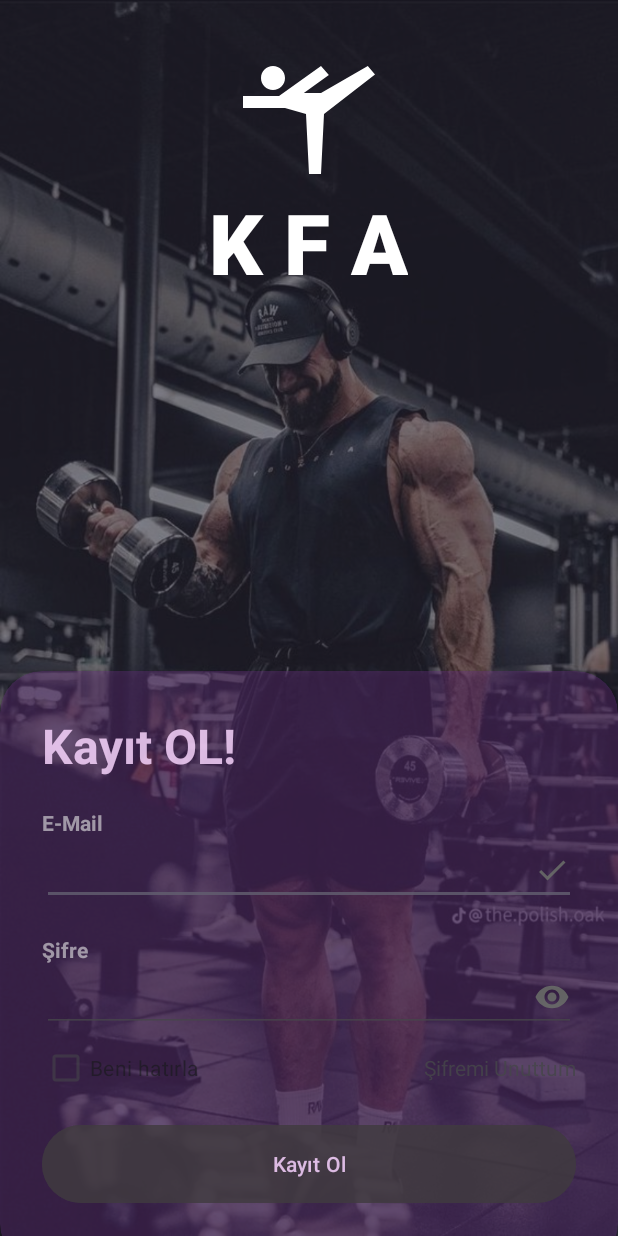
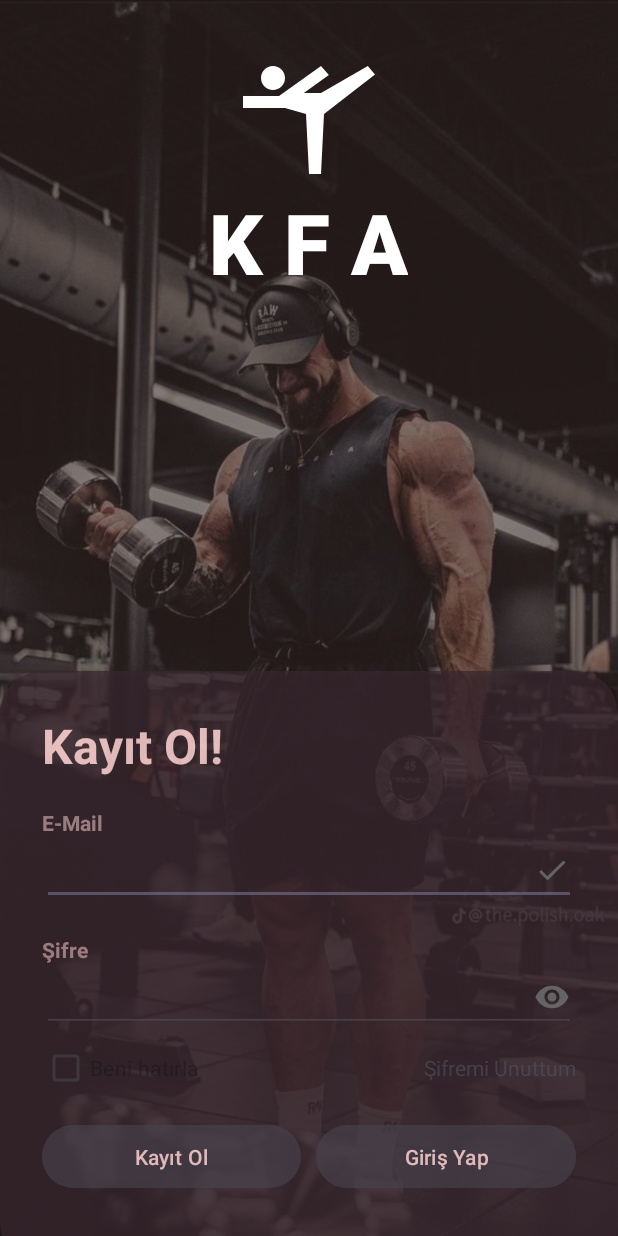
Before and after one commit to gokhangnccn/kisiselfitnessasistan, an Android app: the KayitEkrani screen opened directly, with no data from a screen before it, on a phone screen of 412 x 824 dp. Run offline under Robolectric (Android 15) with nearby library versions, the phone set to English and light mode, and no system bars; our stand-ins replace Firebase (no records; nobody signed in at launch, a user with empty details on screens opened directly).

Commit message:
Arayüzde kayıt ekranı renk güncellemesi yapıldı. Hem giriş hem kayıt ekranında giriş-kayıt butonları eklendi. Ufak frontend düzeltmeleri yapıldı.

```diff
--- a/app/src/main/res/layout/activity_sign_up.xml
+++ b/app/src/main/res/layout/activity_sign_up.xml
@@ -11,9 +11,8 @@
     <RelativeLayout
         android:layout_width="match_parent"
         android:layout_height="match_parent"
-        android:background="@color/primary1"
+        android:background="@color/primary3"
         android:alpha="0.7"/>
-
 
     <LinearLayout
         android:layout_width="match_parent"
@@ -34,7 +33,6 @@
             android:fontFamily="sans-serif-medium"
             android:textSize="56sp"
             android:textColor="@color/white"/>
-
     </LinearLayout>
 
     <androidx.cardview.widget.CardView
@@ -42,10 +40,9 @@
         android:layout_height="wrap_content"
         android:layout_alignParentBottom="true"
         app:cardCornerRadius="28dp"
-        app:cardBackgroundColor="@color/primary2"
+        app:cardBackgroundColor="@color/primary4"
         android:layout_marginBottom="-20dp"
-        android:alpha="0.9"
-        >
+        android:alpha="0.9">
 
         <LinearLayout
             android:layout_width="match_parent"
@@ -56,12 +53,10 @@
             <TextView
                 android:layout_width="wrap_content"
                 android:layout_height="wrap_content"
-                android:text="Kayıt OL!"
-                android:textColor="@color/light_pink"
+                android:text="Kayıt Ol!"
+                android:textColor="@color/light_red"
                 android:textSize="32sp"
                 android:textStyle="bold" />
-
-
 
             <View
                 android:layout_width="wrap_content"
@@ -71,7 +66,7 @@
                 android:layout_width="wrap_content"
                 android:layout_height="wrap_content"
                 android:text="E-Mail"
-            android:textColor="@color/white"
+                android:textColor="@color/light_red"
                 android:alpha="0.6"
                 android:textStyle="bold"/>
 
@@ -90,7 +85,7 @@
                 android:layout_width="wrap_content"
                 android:layout_height="wrap_content"
                 android:text="Şifre"
-            android:textColor="@color/white"
+                android:textColor="@color/light_red"
                 android:alpha="0.6"
                 android:textStyle="bold"/>
 
@@ -100,7 +95,6 @@
                 android:layout_height="wrap_content"
                 android:inputType="textPassword"
                 android:drawableEnd="@drawable/password_icon"/>
-
 
             <RelativeLayout
                 android:layout_width="match_parent"
@@ -119,20 +113,43 @@
                     android:text="Şifremi Unuttum"
                     android:layout_alignParentEnd="true"
                     android:layout_centerVertical="true"/>
+            </RelativeLayout>
 
-            </RelativeLayout>
             <View
                 android:layout_width="wrap_content"
                 android:layout_height="10dp"/>
 
+            <LinearLayout
+                android:layout_width="match_parent"
+                android:layout_height="60dp"
+                android:orientation="horizontal"
+
+                android:weightSum="2">
+
                 <com.google.android.material.button.MaterialButton
                     android:id="@+id/kayitol"
-                android:layout_width="match_parent"
-                android:layout_height="60dp"
+                    android:layout_width="0dp"
+                    android:layout_height="50dp"
+                    android:layout_weight="1"
+                    android:backgroundTint="@color/gray"
                     android:text="Kayıt Ol"
-                app:cornerRadius="32dp"
+                    android:textColor="@color/light_red"
+                    app:cornerRadius="32dp" />
+
+                <View
+                    android:layout_width="10dp"
+                    android:layout_height="wrap_content" />
+
+                <com.google.android.material.button.MaterialButton
+                    android:id="@+id/girisyap"
+                    android:layout_width="0dp"
+                    android:layout_height="50dp"
+                    android:layout_weight="1"
                     android:backgroundTint="@color/gray"
-                android:textColor="@color/light_pink"/>
+                    android:text="Giriş Yap"
+                    android:textColor="@color/light_red"
+                    app:cornerRadius="32dp" />
+            </LinearLayout>
 
             <View
                 android:layout_width="wrap_content"
--- a/app/src/main/res/values/colors.xml
+++ b/app/src/main/res/values/colors.xml
@@ -9,4 +9,8 @@
     <color name="secondary2">#DFD0B8</color>
     <color name="light_pink">#F0CBF6</color>
     <color name="gray">#433A45</color>
+
+    <color name="primary3">#CE3A2828</color>
+    <color name="primary4">#CE3A2830</color>
+    <color name="light_red">#F6CBCB</color>
 </resources>
```
Also changed, not shown: app/src/main/java/com/gokhan/kfa/GirisEkrani.kt (+7 -2 lines), app/src/main/java/com/gokhan/kfa/KayitEkrani.kt (+6 -1 lines), app/src/main/res/layout/activity_sign_in.xml (+29 -6 lines). Lines whose indentation alone changed are shown as unchanged.
